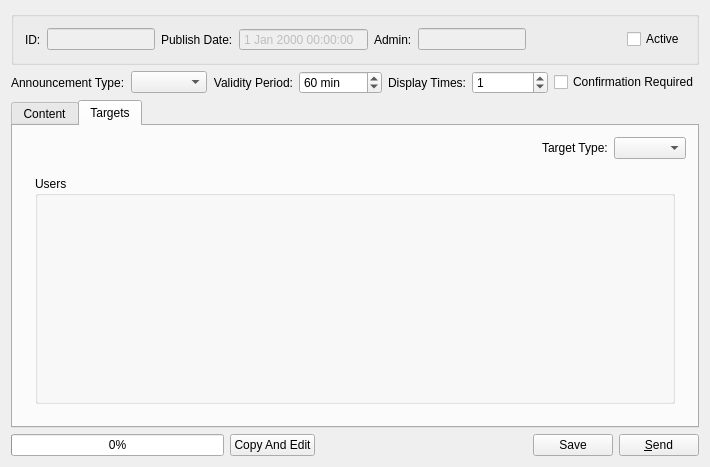
Before: the Qt Designer form src/plugins/controlcenter/announcementmanagement/announcementinfowidget.ui in ihehui/managementsystem, drawn with Qt 5.
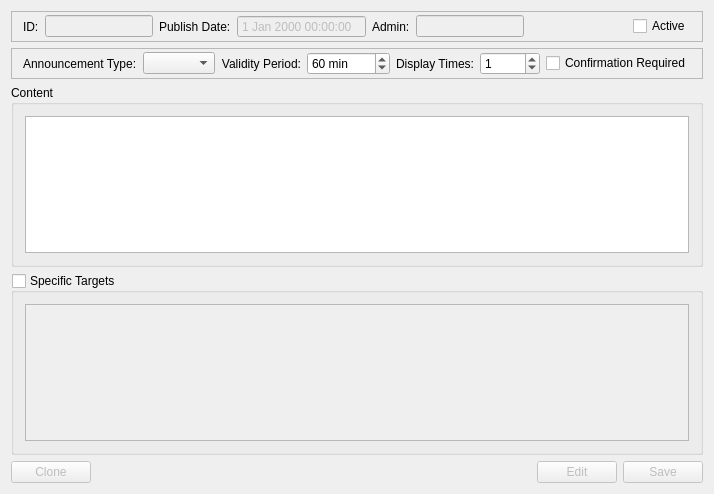
After: the same form once the commit is applied. The open tabs and pages were chosen to show the change.

The edit to the form file:
```diff
--- a/src/plugins/controlcenter/announcementmanagement/announcementinfowidget.ui
+++ b/src/plugins/controlcenter/announcementmanagement/announcementinfowidget.ui
@@ -6,20 +6,29 @@
    <rect>
     <x>0</x>
     <y>0</y>
-    <width>710</width>
-    <height>467</height>
+    <width>714</width>
+    <height>494</height>
    </rect>
   </property>
   <property name="windowTitle">
    <string>Announcement</string>
   </property>
-  <layout class="QVBoxLayout" name="verticalLayout_3">
+  <layout class="QVBoxLayout" name="verticalLayout">
    <item>
-    <widget class="QGroupBox" name="groupBoxID">
-     <property name="title">
-      <string/>
+    <widget class="QFrame" name="frameID">
+     <property name="frameShape">
+      <enum>QFrame::StyledPanel</enum>
      </property>
-     <layout class="QHBoxLayout" name="horizontalLayout_2">
+     <property name="frameShadow">
+      <enum>QFrame::Plain</enum>
+     </property>
+     <layout class="QHBoxLayout" name="horizontalLayout_6">
+      <property name="topMargin">
+       <number>3</number>
+      </property>
+      <property name="bottomMargin">
+       <number>3</number>
+      </property>
       <item>
        <widget class="QLabel" name="labelAnnouncementID">
         <property name="text">
@@ -107,7 +116,20 @@
     </widget>
    </item>
    <item>
-    <layout class="QHBoxLayout" name="horizontalLayout_5">
+    <widget class="QFrame" name="frame_2">
+     <property name="frameShape">
+      <enum>QFrame::StyledPanel</enum>
+     </property>
+     <property name="frameShadow">
+      <enum>QFrame::Plain</enum>
+     </property>
+     <layout class="QHBoxLayout" name="horizontalLayout_2">
+      <property name="topMargin">
+       <number>3</number>
+      </property>
+      <property name="bottomMargin">
+       <number>3</number>
+      </property>
      <item>
       <widget class="QLabel" name="labelAnnouncementType">
        <property name="text">
@@ -169,17 +191,8 @@
       </widget>
      </item>
     </layout>
+    </widget>
    </item>
-   <item>
-    <widget class="QTabWidget" name="tabWidget">
-     <property name="currentIndex">
-      <number>1</number>
-     </property>
-     <widget class="QWidget" name="tabContent">
-      <attribute name="title">
-       <string>Content</string>
-      </attribute>
-      <layout class="QVBoxLayout" name="verticalLayout_2">
        <item>
         <widget class="QGroupBox" name="groupBoxAnnouncement">
          <property name="title">
@@ -192,94 +205,64 @@
          </layout>
         </widget>
        </item>
-      </layout>
-     </widget>
-     <widget class="QWidget" name="tabTargets">
-      <attribute name="title">
-       <string>Targets</string>
-      </attribute>
-      <layout class="QVBoxLayout" name="verticalLayout_4">
-       <item>
-        <layout class="QHBoxLayout" name="horizontalLayout_3">
-         <item>
-          <spacer name="horizontalSpacer_3">
-           <property name="orientation">
-            <enum>Qt::Horizontal</enum>
-           </property>
-           <property name="sizeHint" stdset="0">
-            <size>
-             <width>40</width>
-             <height>20</height>
-            </size>
-           </property>
-          </spacer>
-         </item>
-         <item>
-          <widget class="QLabel" name="labelTargetType">
-           <property name="text">
-            <string>Target Type:</string>
-           </property>
-          </widget>
-         </item>
-         <item>
-          <widget class="QComboBox" name="comboBoxTargetType"/>
-         </item>
-        </layout>
-       </item>
-       <item>
-        <widget class="QStackedWidget" name="stackedWidget">
-         <property name="currentIndex">
-          <number>1</number>
-         </property>
-         <widget class="QWidget" name="pageEveryone"/>
-         <widget class="QWidget" name="pageComputers">
-          <layout class="QVBoxLayout" name="verticalLayout">
            <item>
             <widget class="QGroupBox" name="groupBoxTargets">
              <property name="title">
-              <string>Targets</string>
+      <string>Specific Targets</string>
+     </property>
+     <property name="checkable">
+      <bool>true</bool>
+     </property>
+     <property name="checked">
+      <bool>false</bool>
              </property>
              <layout class="QHBoxLayout" name="horizontalLayout_4">
               <item>
-               <widget class="QTableView" name="tableView"/>
-              </item>
-             </layout>
-            </widget>
-           </item>
-          </layout>
-         </widget>
-         <widget class="QWidget" name="pageUsers">
-          <layout class="QVBoxLayout" name="verticalLayout_5">
-           <item>
-            <widget class="QGroupBox" name="groupBoxUsers">
-             <property name="title">
-              <string>Users</string>
-             </property>
+       <widget class="QTableView" name="tableView">
+        <property name="contextMenuPolicy">
+         <enum>Qt::CustomContextMenu</enum>
+        </property>
+        <property name="editTriggers">
+         <set>QAbstractItemView::NoEditTriggers</set>
+        </property>
+        <property name="selectionBehavior">
+         <enum>QAbstractItemView::SelectRows</enum>
+        </property>
+        <attribute name="horizontalHeaderCascadingSectionResizes">
+         <bool>true</bool>
+        </attribute>
             </widget>
            </item>
           </layout>
-         </widget>
-        </widget>
-       </item>
-      </layout>
-     </widget>
     </widget>
    </item>
    <item>
     <layout class="QHBoxLayout" name="horizontalLayout">
      <item>
-      <widget class="QProgressBar" name="progressBar">
-       <property name="value">
-        <number>0</number>
+      <widget class="QPushButton" name="pushButtonClone">
+       <property name="enabled">
+        <bool>false</bool>
+       </property>
+       <property name="text">
+        <string>Clone</string>
        </property>
       </widget>
      </item>
      <item>
-      <widget class="QPushButton" name="pushButtonCopyAndEdit">
-       <property name="text">
-        <string>Copy And Edit</string>
+      <spacer name="horizontalSpacer_4">
+       <property name="orientation">
+        <enum>Qt::Horizontal</enum>
        </property>
-      </widget>
+       <property name="sizeType">
+        <enum>QSizePolicy::Preferred</enum>
+       </property>
+       <property name="sizeHint" stdset="0">
+        <size>
+         <width>40</width>
+         <height>20</height>
+        </size>
+       </property>
+      </spacer>
      </item>
      <item>
       <spacer name="horizontalSpacer">
@@ -295,19 +278,25 @@
       </spacer>
      </item>
      <item>
-      <widget class="QPushButton" name="pushButtonCreate">
+      <widget class="QPushButton" name="pushButtonEdit">
+       <property name="enabled">
+        <bool>false</bool>
+       </property>
+       <property name="text">
+        <string>Edit</string>
+       </property>
+      </widget>
+     </item>
+     <item>
+      <widget class="QPushButton" name="pushButtonSave">
+       <property name="enabled">
+        <bool>false</bool>
+       </property>
        <property name="text">
         <string>Save</string>
        </property>
       </widget>
      </item>
-     <item>
-      <widget class="QPushButton" name="pushButtonSend">
-       <property name="text">
-        <string>&amp;Send</string>
-       </property>
-      </widget>
-     </item>
     </layout>
    </item>
   </layout>
```
Left out of the diff: 30 changed lines with no effect on the pictures. Lines whose indentation alone changed are shown as unchanged.
